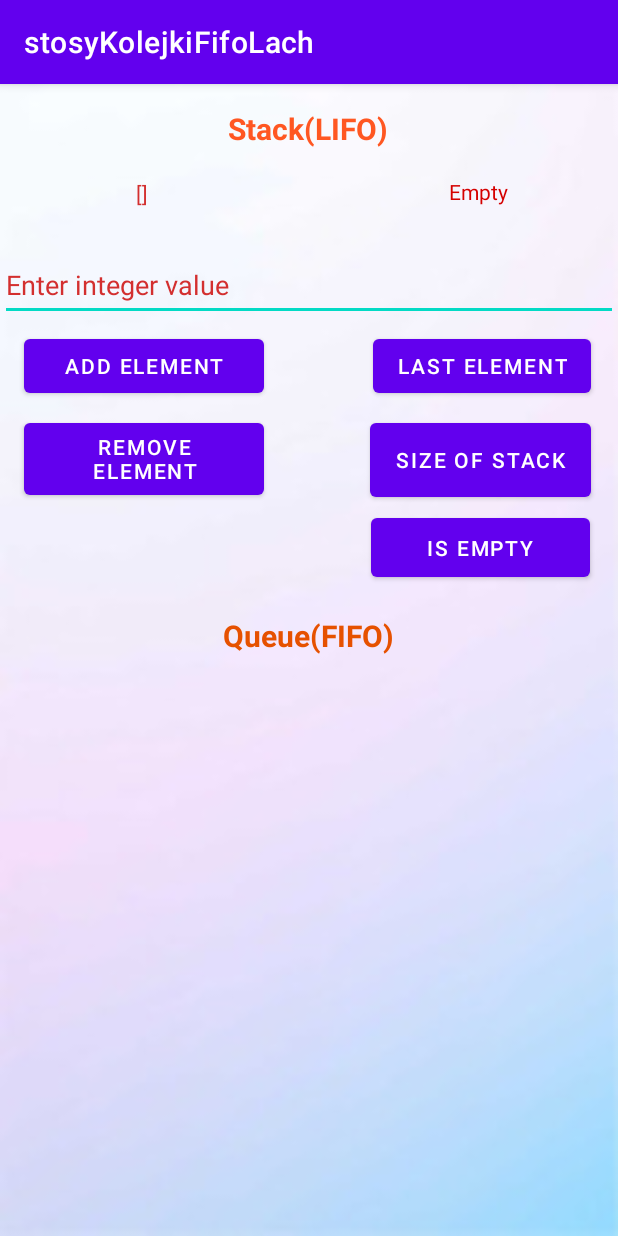
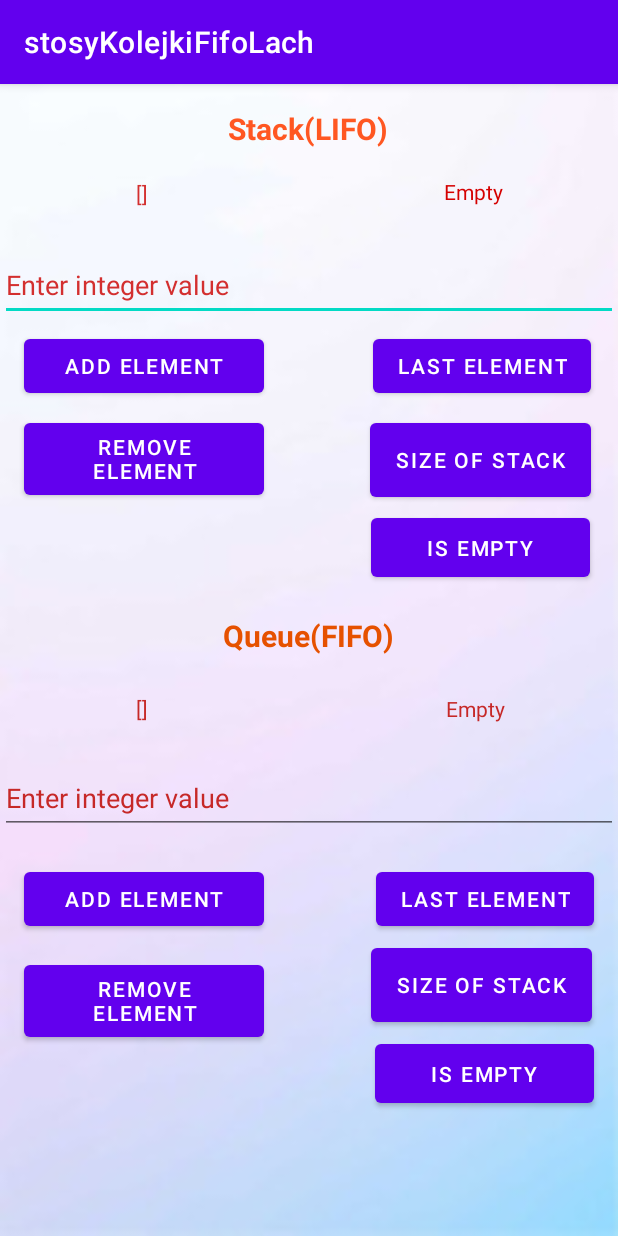
Before and after one commit to kamcio420/stosyKolejkiFifoLach, an Android app: the screen it shows after launch (MainActivity), on a phone screen of 412 x 824 dp. Run offline under Robolectric (Android 15) with nearby library versions, the phone set to English and light mode, and no system bars.

Commit message:
full queue section appearance

```diff
--- a/app/src/main/res/layout/activity_main.xml
+++ b/app/src/main/res/layout/activity_main.xml
@@ -7,8 +7,21 @@
     android:background="@drawable/bcg"
     tools:context=".MainActivity">
 
+    <TextView
+        android:id="@+id/outputTextQueue"
+        android:layout_width="wrap_content"
+        android:layout_height="wrap_content"
+        android:text="@string/empty_queue"
+        android:textColor="#C62828"
+        app:layout_constraintBottom_toBottomOf="parent"
+        app:layout_constraintEnd_toEndOf="parent"
+        app:layout_constraintHorizontal_bias="0.797"
+        app:layout_constraintStart_toStartOf="parent"
+        app:layout_constraintTop_toTopOf="parent"
+        app:layout_constraintVertical_bias="0.543" />
+
     <Button
-        android:id="@+id/topButton"
+        android:id="@+id/topButtonStack"
         android:layout_width="wrap_content"
         android:layout_height="wrap_content"
         android:text="@string/last_element"
@@ -17,10 +30,23 @@
         app:layout_constraintHorizontal_bias="0.932"
         app:layout_constraintStart_toStartOf="parent"
         app:layout_constraintTop_toTopOf="parent"
-        app:layout_constraintVertical_bias="0.228" />
+        app:layout_constraintVertical_bias="0.228"
+        tools:ignore="DuplicateSpeakableTextCheck" />
 
     <Button
-        android:id="@+id/sizeButton"
+        android:id="@+id/topButtonQueue"
+        android:layout_width="wrap_content"
+        android:layout_height="wrap_content"
+        android:text="@string/last_element"
+        app:layout_constraintBottom_toBottomOf="parent"
+        app:layout_constraintEnd_toEndOf="parent"
+        app:layout_constraintHorizontal_bias="0.939"
+        app:layout_constraintStart_toStartOf="parent"
+        app:layout_constraintTop_toTopOf="parent"
+        app:layout_constraintVertical_bias="0.721" />
+
+    <Button
+        android:id="@+id/sizeButtonStack"
         android:layout_width="147dp"
         android:layout_height="61dp"
         android:text="@string/size_of_stack"
@@ -29,10 +55,23 @@
         app:layout_constraintHorizontal_bias="0.931"
         app:layout_constraintStart_toStartOf="parent"
         app:layout_constraintTop_toTopOf="parent"
-        app:layout_constraintVertical_bias="0.311" />
+        app:layout_constraintVertical_bias="0.311"
+        tools:ignore="DuplicateSpeakableTextCheck" />
 
     <Button
-        android:id="@+id/emptyButton"
+        android:id="@+id/sizeButtonQueue"
+        android:layout_width="147dp"
+        android:layout_height="61dp"
+        android:text="@string/size_of_stack"
+        app:layout_constraintBottom_toBottomOf="parent"
+        app:layout_constraintEnd_toEndOf="parent"
+        app:layout_constraintHorizontal_bias="0.935"
+        app:layout_constraintStart_toStartOf="parent"
+        app:layout_constraintTop_toTopOf="parent"
+        app:layout_constraintVertical_bias="0.807" />
+
+    <Button
+        android:id="@+id/emptyButtonStack"
         android:layout_width="146dp"
         android:layout_height="51dp"
         android:text="@string/is_empty"
@@ -41,10 +80,23 @@
         app:layout_constraintHorizontal_bias="0.93"
         app:layout_constraintStart_toStartOf="parent"
         app:layout_constraintTop_toTopOf="parent"
-        app:layout_constraintVertical_bias="0.395" />
+        app:layout_constraintVertical_bias="0.395"
+        tools:ignore="DuplicateSpeakableTextCheck" />
 
     <Button
-        android:id="@+id/popButton"
+        android:id="@+id/emptyButtonQueue"
+        android:layout_width="146dp"
+        android:layout_height="51dp"
+        android:text="@string/is_empty"
+        app:layout_constraintBottom_toBottomOf="parent"
+        app:layout_constraintEnd_toEndOf="parent"
+        app:layout_constraintHorizontal_bias="0.939"
+        app:layout_constraintStart_toStartOf="parent"
+        app:layout_constraintTop_toTopOf="parent"
+        app:layout_constraintVertical_bias="0.885" />
+
+    <Button
+        android:id="@+id/popButtonStack"
         android:layout_width="160dp"
         android:layout_height="60dp"
         android:text="@string/remove_element"
@@ -53,10 +105,23 @@
         app:layout_constraintHorizontal_bias="0.063"
         app:layout_constraintStart_toStartOf="parent"
         app:layout_constraintTop_toTopOf="parent"
-        app:layout_constraintVertical_bias="0.311" />
+        app:layout_constraintVertical_bias="0.311"
+        tools:ignore="DuplicateSpeakableTextCheck" />
+
+    <Button
+        android:id="@+id/popButtonQueue"
+        android:layout_width="160dp"
+        android:layout_height="60dp"
+        android:text="@string/remove_element"
+        app:layout_constraintBottom_toBottomOf="parent"
+        app:layout_constraintEnd_toEndOf="parent"
+        app:layout_constraintHorizontal_bias="0.063"
+        app:layout_constraintStart_toStartOf="parent"
+        app:layout_constraintTop_toTopOf="parent"
+        app:layout_constraintVertical_bias="0.821" />
 
     <TextView
-        android:id="@+id/textView4"
+        android:id="@+id/headerQueue"
         android:layout_width="wrap_content"
         android:layout_height="wrap_content"
         android:text="@string/queue_fifo"
@@ -86,48 +151,49 @@
         app:layout_constraintVertical_bias="0.022" />
 
     <TextView
-        android:id="@+id/outputText"
+        android:id="@+id/outputTextStack"
         android:layout_width="wrap_content"
         android:layout_height="wrap_content"
         android:text="@string/empty"
         android:textColor="#D50000"
-        app:layout_constraintBottom_toTopOf="@+id/textView4"
+        app:layout_constraintBottom_toTopOf="@+id/headerQueue"
         app:layout_constraintEnd_toEndOf="parent"
-        app:layout_constraintHorizontal_bias="0.803"
+        app:layout_constraintHorizontal_bias="0.795"
         app:layout_constraintStart_toStartOf="parent"
         app:layout_constraintTop_toBottomOf="@+id/headerStack"
         app:layout_constraintVertical_bias="0.065" />
 
     <com.google.android.material.textfield.TextInputLayout
-        android:id="@+id/inputText"
+        android:id="@+id/inputTextStack"
         android:layout_width="409dp"
         android:layout_height="wrap_content"
-        app:layout_constraintBottom_toTopOf="@+id/textView4"
+        app:layout_constraintBottom_toTopOf="@+id/headerQueue"
         app:layout_constraintEnd_toEndOf="parent"
         app:layout_constraintHorizontal_bias="1.0"
         app:layout_constraintStart_toStartOf="parent"
-        app:layout_constraintTop_toBottomOf="@+id/outputText"
+        app:layout_constraintTop_toBottomOf="@+id/outputTextStack"
         app:layout_constraintVertical_bias="0.21">
 
     </com.google.android.material.textfield.TextInputLayout>
 
     <com.google.android.material.textfield.TextInputEditText
-        android:id="@+id/input"
+        android:id="@+id/inputStack"
         android:layout_width="match_parent"
         android:layout_height="wrap_content"
         android:hint="@string/enter_integer_value"
         android:minHeight="48dp"
         android:textColor="#F44336"
         android:textColorHint="#D32F2F"
-        app:layout_constraintBottom_toTopOf="@+id/textView4"
+        app:layout_constraintBottom_toTopOf="@+id/headerQueue"
         app:layout_constraintEnd_toEndOf="parent"
         app:layout_constraintHorizontal_bias="1.0"
         app:layout_constraintStart_toStartOf="parent"
-        app:layout_constraintTop_toBottomOf="@+id/outputText"
-        app:layout_constraintVertical_bias="0.127" />
+        app:layout_constraintTop_toBottomOf="@+id/outputTextStack"
+        app:layout_constraintVertical_bias="0.127"
+        tools:ignore="DuplicateSpeakableTextCheck,DuplicateSpeakableTextCheck" />
 
     <Button
-        android:id="@+id/addButton"
+        android:id="@+id/addButtonStack"
         android:layout_width="160dp"
         android:layout_height="48dp"
         android:text="@string/add_element"
@@ -136,10 +202,23 @@
         app:layout_constraintHorizontal_bias="0.063"
         app:layout_constraintStart_toStartOf="parent"
         app:layout_constraintTop_toTopOf="parent"
-        app:layout_constraintVertical_bias="0.228" />
+        app:layout_constraintVertical_bias="0.228"
+        tools:ignore="DuplicateSpeakableTextCheck" />
+
+    <Button
+        android:id="@+id/addButtonQueue"
+        android:layout_width="160dp"
+        android:layout_height="48dp"
+        android:text="@string/add_element"
+        app:layout_constraintBottom_toBottomOf="parent"
+        app:layout_constraintEnd_toEndOf="parent"
+        app:layout_constraintHorizontal_bias="0.063"
+        app:layout_constraintStart_toStartOf="parent"
+        app:layout_constraintTop_toTopOf="parent"
+        app:layout_constraintVertical_bias="0.721" />
 
     <TextView
-        android:id="@+id/stackValText"
+        android:id="@+id/stackValTextStack"
         android:layout_width="wrap_content"
         android:layout_height="wrap_content"
         android:text="@string/stack"
@@ -150,4 +229,45 @@
         app:layout_constraintStart_toStartOf="parent"
         app:layout_constraintTop_toTopOf="parent"
         app:layout_constraintVertical_bias="0.085" />
+
+    <TextView
+        android:id="@+id/queueValText"
+        android:layout_width="wrap_content"
+        android:layout_height="wrap_content"
+        android:text="@string/stack"
+        android:textColor="#C62828"
+        app:layout_constraintBottom_toBottomOf="parent"
+        app:layout_constraintEnd_toEndOf="parent"
+        app:layout_constraintHorizontal_bias="0.225"
+        app:layout_constraintStart_toStartOf="parent"
+        app:layout_constraintTop_toTopOf="parent"
+        app:layout_constraintVertical_bias="0.543" />
+
+    <com.google.android.material.textfield.TextInputLayout
+        android:id="@+id/inputTextQueue"
+        android:layout_width="409dp"
+        android:layout_height="wrap_content"
+        app:layout_constraintBottom_toBottomOf="parent"
+        app:layout_constraintEnd_toEndOf="parent"
+        app:layout_constraintHorizontal_bias="0.0"
+        app:layout_constraintStart_toStartOf="parent"
+        app:layout_constraintTop_toBottomOf="@+id/headerQueue"
+        app:layout_constraintVertical_bias="0.234">
+
+    </com.google.android.material.textfield.TextInputLayout>
+
+    <com.google.android.material.textfield.TextInputEditText
+        android:id="@+id/inputQueue"
+        android:layout_width="match_parent"
+        android:layout_height="wrap_content"
+        android:hint="@string/enter_integer_value"
+        android:minHeight="48dp"
+        android:textColorHint="#C62828"
+        app:layout_constraintBottom_toBottomOf="parent"
+        app:layout_constraintEnd_toEndOf="parent"
+        app:layout_constraintHorizontal_bias="0.0"
+        app:layout_constraintStart_toStartOf="parent"
+        app:layout_constraintTop_toBottomOf="@+id/headerQueue"
+        app:layout_constraintVertical_bias="0.208" />
+
 </androidx.constraintlayout.widget.ConstraintLayout>
--- a/app/src/main/res/values/strings.xml
+++ b/app/src/main/res/values/strings.xml
@@ -15,4 +15,5 @@
     <string name="stack_lifo">Stack(LIFO)</string>
     <string name="size_of_stack">size of stack</string>
     <string name="is_empty">Is empty</string>
+    <string name="empty_queue">Empty</string>
 </resources>
```
